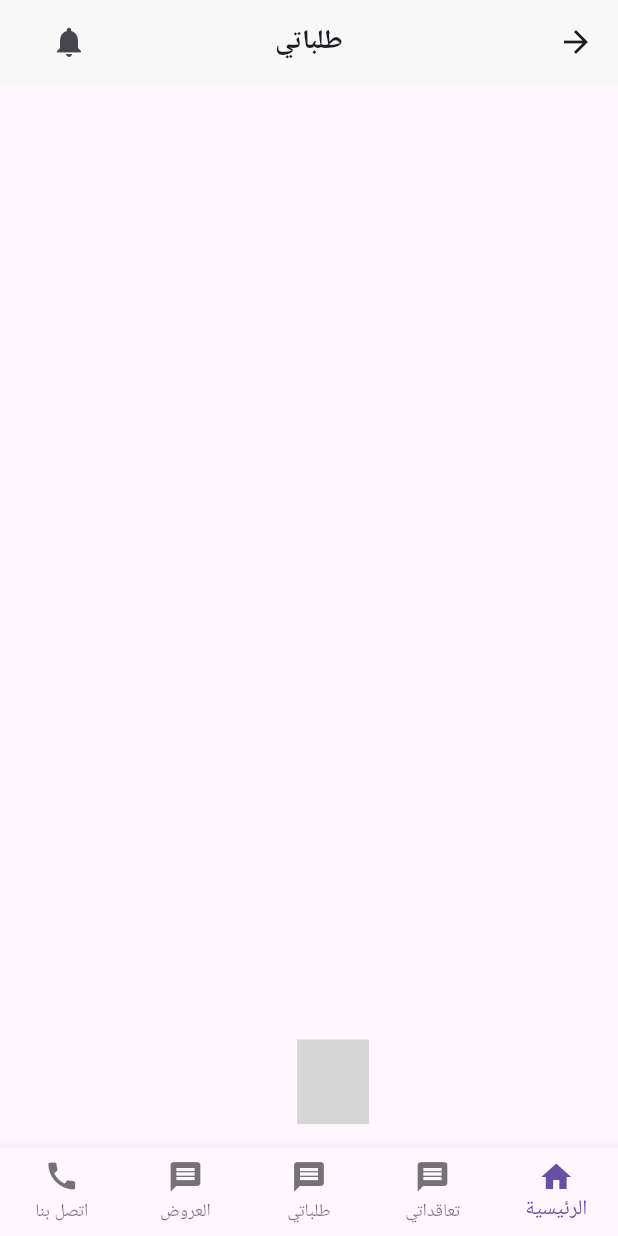
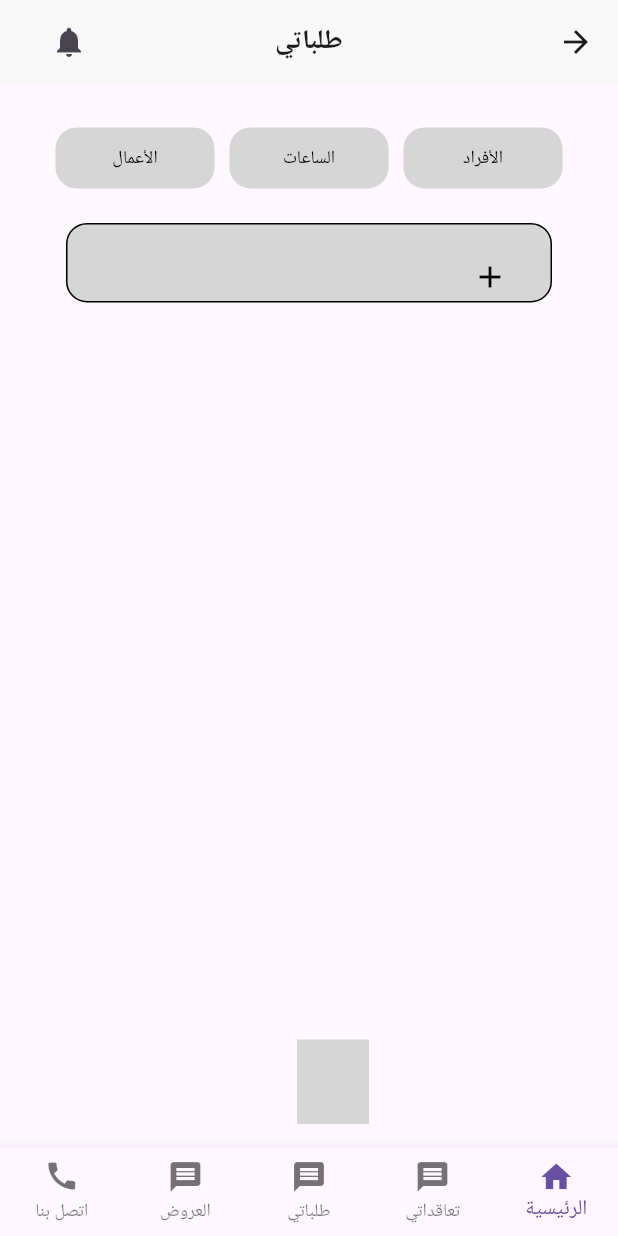
Before and after one commit to Salma-Ahmed3/ThePlattForm, a Flutter app: the MyRequestsView screen opened by its route, on a phone screen of 412 x 824 dp. Run offline on Flutter 3.47's test engine with Material 3 defaults, Android fonts, the phone set to English and light mode, and no system bars; our stand-ins replace flutter_screenutil, google_fonts; missing offline and left inert: svg_flutter; Roboto replaces fonts that are missing (Alexandria); grey boxes are pictures that could not be loaded.

Commit message:
update code

```diff
--- /dev/null
+++ b/lib/Feauters/My Requests/Presentation/views/widgets/custom_container_in_my_request.dart
@@ -0,0 +1,49 @@
+import 'package:flutter/material.dart';
+import 'package:flutter_screenutil/flutter_screenutil.dart';
+import 'package:nowproject/core/utils/app_text_style.dart';
+
+class CustomContainerInMyRequest extends StatefulWidget {
+  const CustomContainerInMyRequest({super.key, required this.nameMyRequest, this.onTap});
+  final String nameMyRequest;
+  final void Function()? onTap;
+
+  @override
+  _CustomContainerInMyRequestState createState() => _CustomContainerInMyRequestState();
+}
+
+class _CustomContainerInMyRequestState extends State<CustomContainerInMyRequest> {
+  bool isSelected = false;
+
+  void _toggleSelection() {
+    setState(() {
+      isSelected = !isSelected;
+    });
+    if (widget.onTap != null) {
+      widget.onTap!();
+    }
+  }
+
+  @override
+  Widget build(BuildContext context) {
+    return GestureDetector(
+      onTap: _toggleSelection,
+      child: Container(
+        width: 106,
+        height: 40.h,
+        decoration: BoxDecoration(
+          borderRadius: BorderRadius.circular(14),
+          color: isSelected ? Colors.black : const Color(0xffD6D6D6),
+        ),
+        child: Align(
+          alignment: Alignment.center,
+          child: Text(
+            widget.nameMyRequest,
+            style: TextStyles.regular12.copyWith(
+              color: isSelected ? Colors.white : Colors.black,
+            ),
+          ),
+        ),
+      ),
+    );
+  }
+}
--- a/lib/Feauters/My Requests/Presentation/views/widgets/my_request_view_body.dart
+++ b/lib/Feauters/My Requests/Presentation/views/widgets/my_request_view_body.dart
@@ -1,10 +1,143 @@
 import 'package:flutter/material.dart';
+import 'package:flutter_screenutil/flutter_screenutil.dart';
+import 'package:nowproject/Feauters/Choose%20the%20package/Presentation/Views/widgets/custom_dialoge_personal.dart';
+import 'package:nowproject/Feauters/Home/Presentation/Views/Widgets/test_page.dart';
+import 'package:nowproject/Feauters/My%20Requests/Presentation/views/widgets/custom_container_in_my_request.dart';
+
 
 class MyRequestsViewBody extends StatelessWidget {
   const MyRequestsViewBody({super.key});
 
   @override
   Widget build(BuildContext context) {
-    return Container();
+    return Padding(
+      padding: const EdgeInsets.symmetric(horizontal: 20),
+      child: Column(
+        children: [
+          const SizedBox(height: 29),
+          Row(
+            mainAxisAlignment: MainAxisAlignment.center,
+            children: [
+              CustomContainerInMyRequest(
+                nameMyRequest: 'الأفراد',
+                onTap: () {
+                  Navigator.of(context).pushNamed(TestPage.routeName);
+                },
+              ),
+              const SizedBox(width: 10),
+              const CustomContainerInMyRequest(
+                nameMyRequest: 'الساعات',
+              ),
+              const SizedBox(width: 10),
+              const CustomContainerInMyRequest(
+                nameMyRequest: 'الأعمال',
+              ),
+            ],
+          ),
+              const SizedBox(height: 23),
+
+              const CustomDetailesInMyRequest(workerData: '', heightContainer: 53, textPackageDuration: '',)
+
+        ],
+      ),
+    );
   }
 }
+
+
+
+
+
+class CustomDetailesInMyRequest extends StatefulWidget {
+  const CustomDetailesInMyRequest({super.key, required this.workerData, required this.heightContainer, required this.textPackageDuration});
+final String workerData;
+final String textPackageDuration;
+final double heightContainer;
+  @override
+  State<CustomDetailesInMyRequest> createState() =>
+      _CustomDetailesInMyRequestState();
+}
+
+class _CustomDetailesInMyRequestState
+    extends State<CustomDetailesInMyRequest> {
+  bool isRectangleVisible = false;
+
+  void toggleRectangleVisibility() {
+    setState(() {
+      isRectangleVisible = !isRectangleVisible;
+    });
+  }
+
+  @override
+  Widget build(BuildContext context) {
+    return Padding(
+      padding: const EdgeInsets.symmetric(horizontal: 24),
+      child: Column(
+        children: [
+          Container(
+            width: 384,
+            height: widget.heightContainer,
+            decoration: BoxDecoration(
+              color: const Color(0xffD6D6D6),
+              borderRadius: isRectangleVisible
+                  ? const BorderRadius.only(
+                      topLeft: Radius.circular(14),
+                      topRight: Radius.circular(14),
+                    )
+                  : BorderRadius.circular(14),
+              border: Border.all(
+                color: Colors.black,
+              ),
+            ),
+            child: Padding(
+              padding: const EdgeInsets.symmetric(horizontal: 20, vertical: 15),
+              child: Row(
+                mainAxisAlignment: MainAxisAlignment.spaceBetween,
+                children: [
+                  CircleAvatar(
+                    radius: 20.r,
+                    backgroundColor: Colors.transparent,
+                    child: IconButton(
+                      onPressed: toggleRectangleVisibility,
+                      icon: Icon(
+                        isRectangleVisible ? Icons.remove : Icons.add,
+                        color: Colors.black,
+                      ),
+
+                    ),
+                  ),
+                ],
+              ),
+            ),
+          ),
+          if (isRectangleVisible)
+            GestureDetector(
+              onTap: (){
+                showDialog(
+                context: context,
+                builder: (BuildContext context) {
+                  return const CustomDialogPersonal();
+                },
+              );
+              },
+              child: Container(
+                width: 700,
+                height: 260,
+                decoration: BoxDecoration(
+                  color: const Color(0xffF8F8F8),
+                  borderRadius: const BorderRadius.only(
+                    bottomLeft: Radius.circular(14),
+                    bottomRight: Radius.circular(14),
+                  ),
+                  border: Border.all(
+                    color: Colors.black,
+                  ),
+                ),
+                // child: const CustomDetailesInChoosePackegeItem(),
+              ),
+            ),
+        ],
+      ),
+    );
+  }
+}
```
Also changed, not shown: lib/Feauters/Choose the package/Presentation/Views/widgets/custom_packege_duration.dart (+1 -13 lines).
